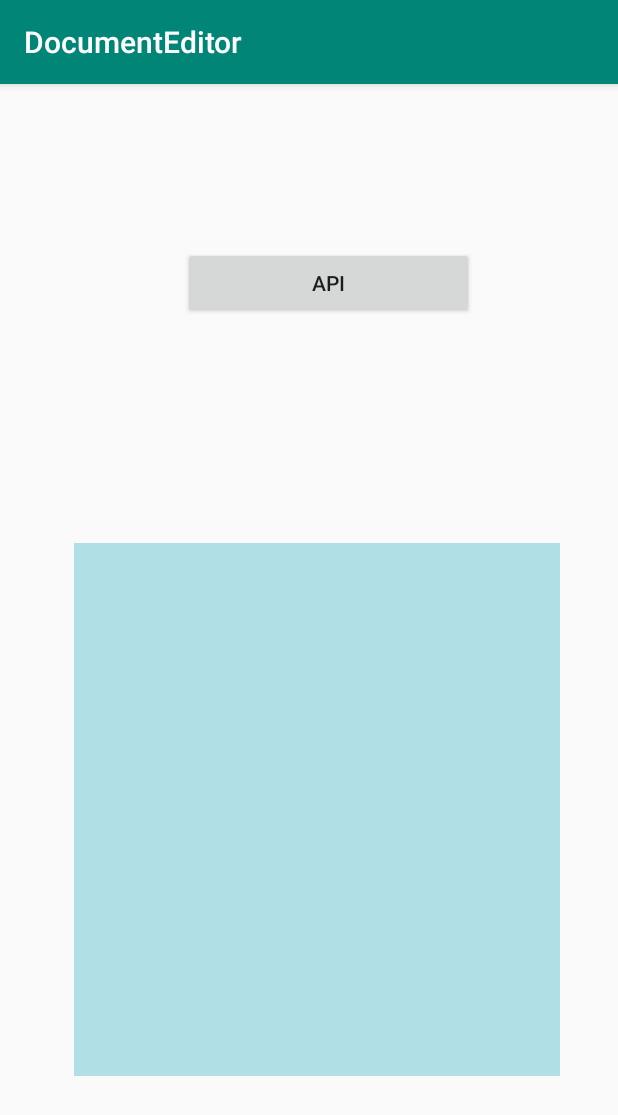
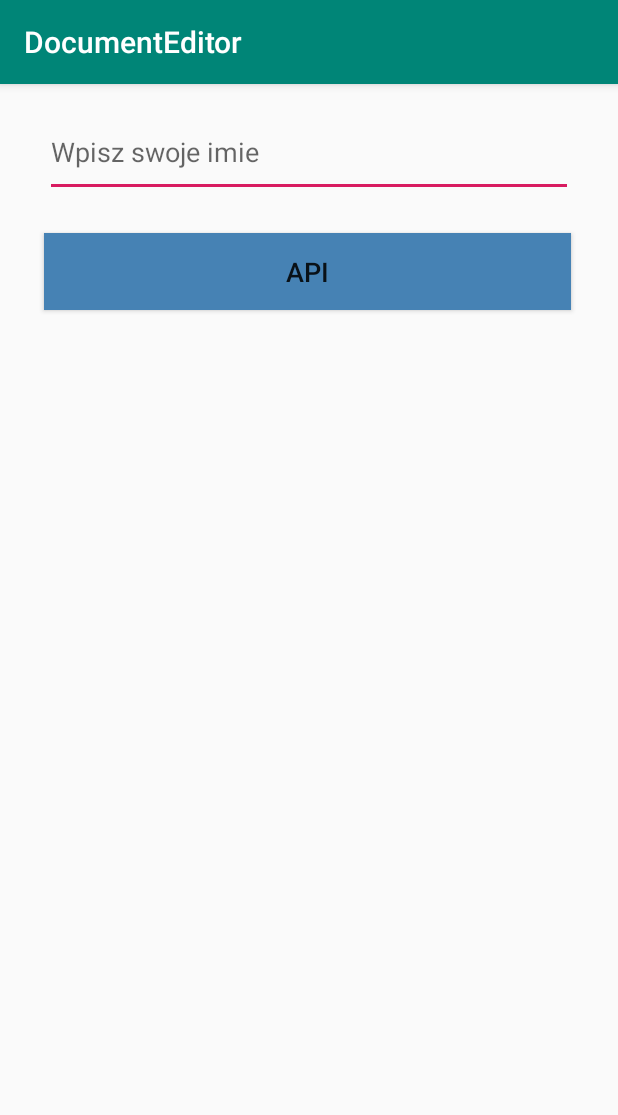
Before and after one commit to Openroads/TIProject, an Android app: the screen it shows after launch (MainActivity), on a phone screen of 412 x 824 dp. Shown: the top 1115 px of the screen. Run offline under Robolectric (Android 15) with nearby library versions, the phone set to English and light mode, and no system bars.

Commit message:
Hello World API request for mobile app

```diff
--- a/MobileApp/app/build.gradle
+++ b/MobileApp/app/build.gradle
@@ -23,11 +23,13 @@ android {
 }
 
 dependencies {
-    implementation fileTree(dir: 'libs', include: ['*.jar'])
-    implementation"org.jetbrains.kotlin:kotlin-stdlib-jdk7:$kotlin_version"
+    implementation fileTree(include: ['*.jar'], dir: 'libs')
+    implementation "org.jetbrains.kotlin:kotlin-stdlib-jdk7:$kotlin_version"
     implementation 'com.android.support:appcompat-v7:28.0.0'
     implementation 'com.android.support.constraint:constraint-layout:1.1.3'
+    implementation 'com.squareup.okhttp3:okhttp:3.8.1'
     testImplementation 'junit:junit:4.12'
     androidTestImplementation 'com.android.support.test:runner:1.0.2'
     androidTestImplementation 'com.android.support.test.espresso:espresso-core:3.0.2'
+
 }
--- a/MobileApp/app/src/main/AndroidManifest.xml
+++ b/MobileApp/app/src/main/AndroidManifest.xml
@@ -1,7 +1,7 @@
 <?xml version="1.0" encoding="utf-8"?>
 <manifest xmlns:android="http://schemas.android.com/apk/res/android"
           package="pl.documenteditor.documenteditor">
-
+    <uses-permission android:name="android.permission.INTERNET"/>
     <application
             android:allowBackup="true"
             android:icon="@mipmap/ic_launcher"
--- a/MobileApp/app/src/main/res/layout/activity_main.xml
+++ b/MobileApp/app/src/main/res/layout/activity_main.xml
@@ -9,20 +9,35 @@
 
     <Button
             android:text="API"
-            android:layout_width="194dp"
-            android:layout_height="48dp" android:id="@+id/API_button"
-            app:layout_constraintTop_toTopOf="parent"
-            android:layout_marginTop="36dp" app:layout_constraintEnd_toEndOf="parent" android:layout_marginEnd="82dp"
-            app:layout_constraintStart_toStartOf="parent" android:layout_marginStart="108dp"
-            android:layout_marginBottom="38dp" app:layout_constraintBottom_toTopOf="@+id/textFromAPI"/>
+            android:layout_width="351dp"
+            android:layout_height="51dp" android:id="@+id/API_button"
+            android:background="#4682B4"
+            app:layout_constraintStart_toStartOf="parent" android:layout_marginStart="95dp"
+            android:layout_marginTop="12dp" app:layout_constraintTop_toBottomOf="@+id/nameText"
+            android:layout_marginBottom="46dp"
+            app:layout_constraintBottom_toTopOf="@+id/textFromAPI" app:layout_constraintEnd_toEndOf="parent"
+            android:layout_marginEnd="86dp" app:layout_constraintHorizontal_bias="0.552"
+            tools:fontFamily="sans-serif-condensed" android:textSize="18sp"/>
+
     <TextView
-            android:layout_width="324dp"
-            android:layout_height="355dp"
+            android:layout_width="349dp"
+            android:layout_height="0dp"
             android:id="@+id/textFromAPI"
-            android:background="#B0E0E6"
             app:layout_constraintStart_toStartOf="parent" android:layout_marginStart="35dp"
             app:layout_constraintBottom_toBottomOf="parent" android:layout_marginBottom="34dp"
-            app:layout_constraintEnd_toEndOf="parent" android:layout_marginEnd="25dp" android:layout_marginTop="38dp"
-            app:layout_constraintTop_toBottomOf="@+id/API_button"/>
+            app:layout_constraintEnd_toEndOf="parent" android:layout_marginEnd="24dp" android:layout_marginTop="25dp"
+            app:layout_constraintTop_toBottomOf="@+id/API_button" app:layout_constraintHorizontal_bias="1.0"
+            android:textSize="30sp"/>
+    <EditText
+            android:layout_width="352dp"
+            android:layout_height="59dp"
+            android:inputType="textPersonName"
+            android:ems="10"
+            android:id="@+id/nameText"
+            android:hint="Wpisz swoje imie"
+            app:layout_constraintStart_toStartOf="parent" android:layout_marginStart="16dp"
+            android:layout_marginTop="16dp" app:layout_constraintTop_toTopOf="parent"
+            app:layout_constraintEnd_toEndOf="parent" android:layout_marginEnd="16dp" android:layout_marginBottom="12dp"
+            app:layout_constraintBottom_toTopOf="@+id/API_button" tools:textSize="18sp"/>
 
 </android.support.constraint.ConstraintLayout>
```
Also changed, not shown: MobileApp/app/src/main/java/pl/documenteditor/documenteditor/MainActivity.kt (+30 -0 lines).
